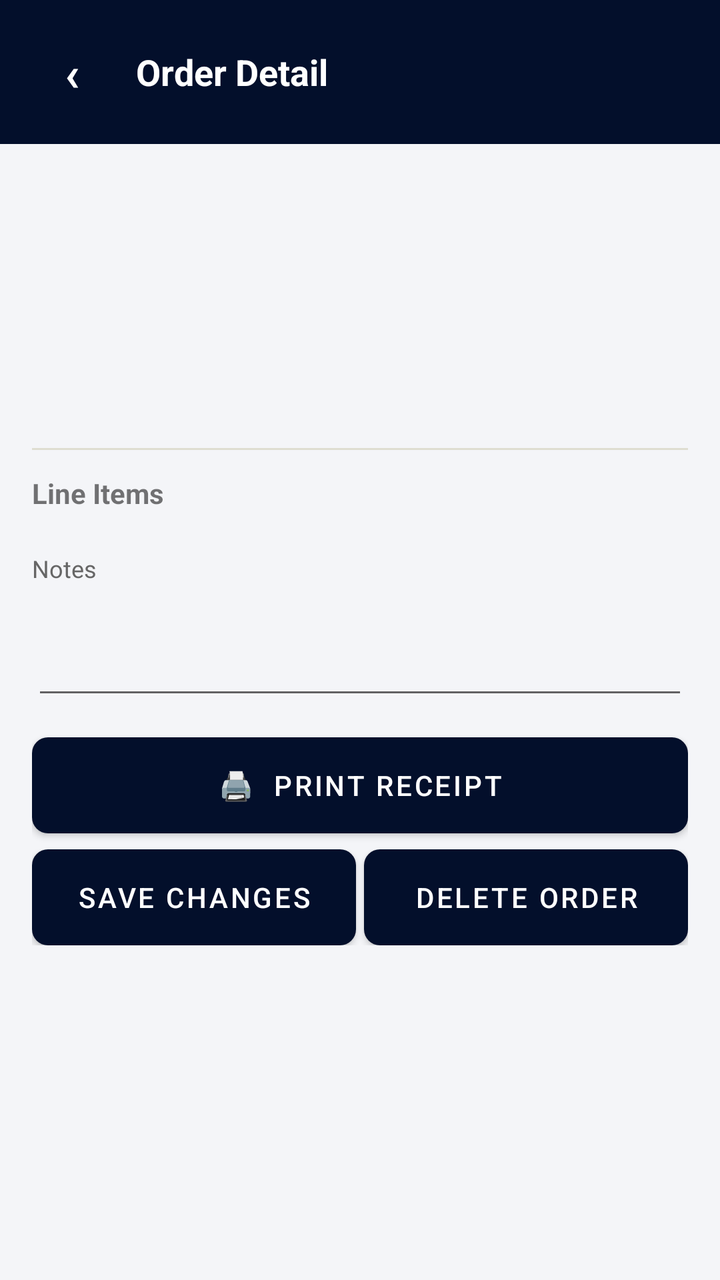
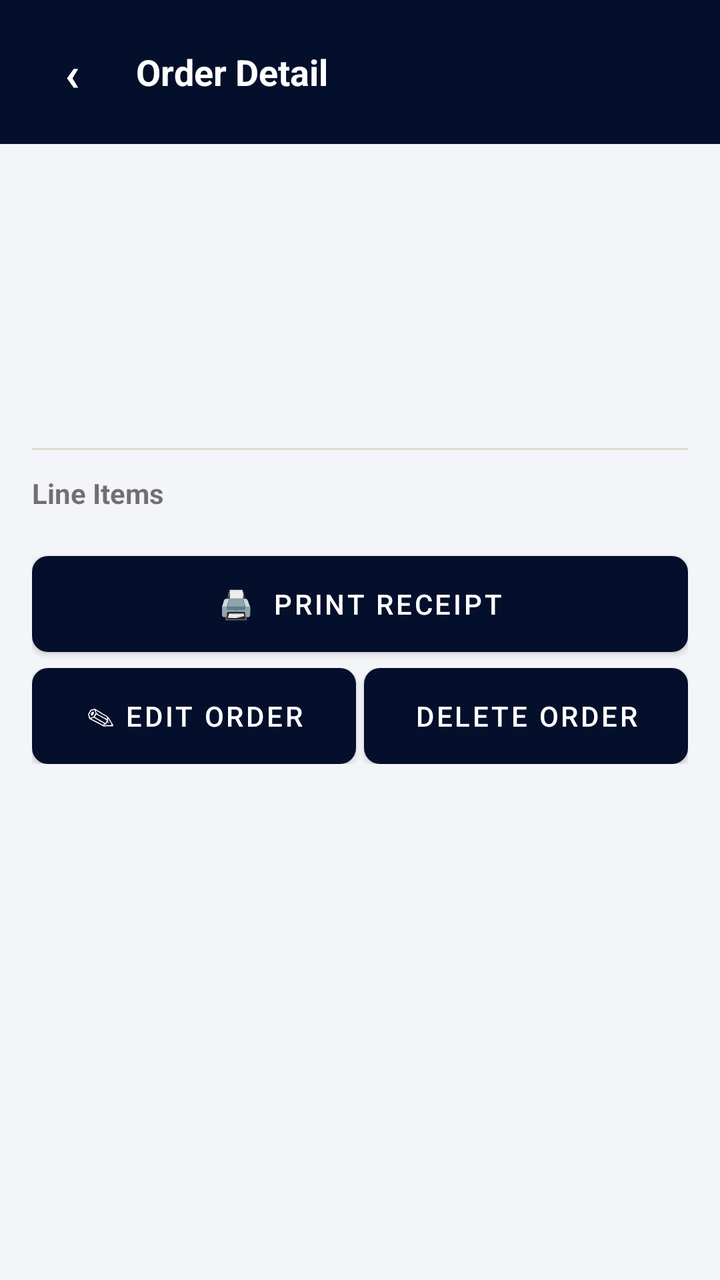

An Android layout rendered at two revisions. The XML below is the earlier revision; the diff shows what the commit changed to produce the second picture.
<!-- AndroidManifest.xml: activity theme Theme.LiquorBeeWholesale -->
<!-- res/layout/activity_order_detail.xml -->
<?xml version="1.0" encoding="utf-8"?>
<LinearLayout xmlns:android="http://schemas.android.com/apk/res/android"
    android:layout_width="match_parent"
    android:layout_height="match_parent"
    android:orientation="vertical"
    android:background="@color/screen_background">

    <LinearLayout
        android:layout_width="match_parent"
        android:layout_height="wrap_content"
        android:orientation="horizontal"
        android:gravity="center_vertical"
        android:background="@color/purple_primary"
        android:padding="12dp">
        <TextView
            android:id="@+id/textBack"
            android:layout_width="wrap_content"
            android:layout_height="wrap_content"
            android:minWidth="48dp"
            android:minHeight="48dp"
            android:gravity="center"
            android:text="&#8249;"
            android:textColor="@color/white"
            android:textStyle="bold"
            android:textSize="24sp"
            android:clickable="true"
            android:focusable="true" />
        <TextView
            android:layout_width="0dp"
            android:layout_height="wrap_content"
            android:layout_weight="1"
            android:text="Order Detail"
            android:textStyle="bold"
            android:textSize="18sp"
            android:textColor="@color/white"
            android:layout_marginStart="8dp" />
    </LinearLayout>

    <ProgressBar
        android:id="@+id/progressLoading"
        style="?android:attr/progressBarStyleHorizontal"
        android:layout_width="match_parent"
        android:layout_height="wrap_content"
        android:indeterminate="true"
        android:visibility="gone" />

    <ScrollView
        android:layout_width="match_parent"
        android:layout_height="0dp"
        android:layout_weight="1">
        <LinearLayout
            android:layout_width="match_parent"
            android:layout_height="wrap_content"
            android:orientation="vertical"
            android:padding="16dp">

            <TextView
                android:id="@+id/textOrderNumber"
                android:layout_width="match_parent"
                android:layout_height="wrap_content"
                android:textStyle="bold"
                android:textSize="20sp"
                android:textColor="@color/purple_primary" />

            <TextView
                android:id="@+id/textStatus"
                android:layout_width="wrap_content"
                android:layout_height="wrap_content"
                android:textColor="@color/white"
                android:textStyle="bold"
                android:textSize="11sp"
                android:paddingHorizontal="10dp"
                android:paddingVertical="4dp"
                android:layout_marginTop="4dp" />

            <TextView
                android:id="@+id/textCustomer"
                android:layout_width="match_parent"
                android:layout_height="wrap_content"
                android:textColor="#666666"
                android:layout_marginTop="8dp" />

            <TextView
                android:id="@+id/textFinancials"
                android:layout_width="match_parent"
                android:layout_height="wrap_content"
                android:textStyle="bold"
                android:layout_marginTop="4dp" />

            <TextView
                android:id="@+id/textDate"
                android:layout_width="match_parent"
                android:layout_height="wrap_content"
                android:textColor="#AAAAAA"
                android:textSize="12sp"
                android:layout_marginTop="4dp" />

            <View
                android:layout_width="match_parent"
                android:layout_height="1dp"
                android:background="#DEDDD1"
                android:layout_marginVertical="12dp" />

            <TextView
                android:layout_width="match_parent"
                android:layout_height="wrap_content"
                android:text="Line Items"
                android:textStyle="bold" />

            <androidx.recyclerview.widget.RecyclerView
                android:id="@+id/recyclerLines"
                android:layout_width="match_parent"
                android:layout_height="wrap_content"
                android:layout_marginTop="8dp"
                android:nestedScrollingEnabled="false" />

            <TextView android:layout_width="wrap_content" android:layout_height="wrap_content" android:text="Notes" android:textSize="12sp" android:textColor="#666666" android:layout_marginTop="12dp" />
            <EditText
                android:id="@+id/editNotes"
                android:layout_width="match_parent"
                android:layout_height="wrap_content"
                android:minLines="2"
                android:gravity="top"
                android:inputType="textMultiLine" />

            <TextView
                android:id="@+id/textMessage"
                android:layout_width="match_parent"
                android:layout_height="wrap_content"
                android:layout_marginTop="10dp"
                android:visibility="gone" />

            <Button
                android:id="@+id/buttonPrint"
                android:layout_width="match_parent"
                android:layout_height="wrap_content"
                android:layout_marginTop="14dp"
                android:text="🖨  Print Receipt"
                android:background="@drawable/bg_button_dark"
                android:textColor="@color/white" />

            <LinearLayout
                android:layout_width="match_parent"
                android:layout_height="wrap_content"
                android:orientation="horizontal"
                android:layout_marginTop="8dp">
                <Button
                    android:id="@+id/buttonSave"
                    android:layout_width="0dp"
                    android:layout_height="wrap_content"
                    android:layout_weight="1"
                    android:layout_marginEnd="4dp"
                    android:text="Save Changes"
                    android:background="@drawable/bg_button_primary"
                    android:textColor="@color/white" />
                <Button
                    android:id="@+id/buttonDelete"
                    android:layout_width="0dp"
                    android:layout_height="wrap_content"
                    android:layout_weight="1"
                    android:text="Delete Order"
                    android:background="@drawable/bg_button_danger"
                    android:textColor="@color/white" />
            </LinearLayout>

        </LinearLayout>
    </ScrollView>

</LinearLayout>
<!-- resources referenced by this layout -->
<resources>
  <color name="purple_primary">#030F2B</color>
  <color name="screen_background">#F4F5F8</color>
  <color name="white">#FFFFFFFF</color>
  <!-- drawable bg_button_danger (drawable) -->
  <?xml version="1.0" encoding="utf-8"?>
  <shape xmlns:android="http://schemas.android.com/apk/res/android" android:shape="rectangle">
      <solid android:color="#C62828" />
      <corners android:radius="8dp" />
  </shape>
  <!-- drawable bg_button_dark (drawable) -->
  <?xml version="1.0" encoding="utf-8"?>
  <shape xmlns:android="http://schemas.android.com/apk/res/android" android:shape="rectangle">
      <solid android:color="@color/purple_dark" />
      <corners android:radius="8dp" />
  </shape>
  <!-- drawable bg_button_primary (drawable) -->
  <?xml version="1.0" encoding="utf-8"?>
  <shape xmlns:android="http://schemas.android.com/apk/res/android" android:shape="rectangle">
      <solid android:color="@color/purple_primary" />
      <corners android:radius="8dp" />
  </shape>
  <style name="Theme.LiquorBeeWholesale" parent="Theme.MaterialComponents.DayNight.NoActionBar">
          <item name="colorPrimary">@color/purple_primary</item>
          <item name="colorPrimaryDark">@color/purple_dark</item>
          <item name="colorAccent">@color/purple_primary</item>
          <item name="android:statusBarColor" tools:targetApi="l">@color/purple_dark</item>
      </style>
  <color name="purple_dark">#020A20</color>
</resources>

<!-- the commit's change to res/layout/activity_order_detail.xml (unified diff, before → after) -->
@@ -114,14 +114,14 @@
                 android:layout_marginTop="8dp"
                 android:nestedScrollingEnabled="false" />
 
-            <TextView android:layout_width="wrap_content" android:layout_height="wrap_content" android:text="Notes" android:textSize="12sp" android:textColor="#666666" android:layout_marginTop="12dp" />
-            <EditText
-                android:id="@+id/editNotes"
+            <TextView
+                android:id="@+id/textNotes"
                 android:layout_width="match_parent"
                 android:layout_height="wrap_content"
-                android:minLines="2"
-                android:gravity="top"
-                android:inputType="textMultiLine" />
+                android:textSize="12sp"
+                android:textColor="#666666"
+                android:layout_marginTop="12dp"
+                android:visibility="gone" />
 
             <TextView
                 android:id="@+id/textMessage"
@@ -145,12 +145,12 @@
                 android:orientation="horizontal"
                 android:layout_marginTop="8dp">
                 <Button
-                    android:id="@+id/buttonSave"
+                    android:id="@+id/buttonEditOrder"
                     android:layout_width="0dp"
                     android:layout_height="wrap_content"
                     android:layout_weight="1"
                     android:layout_marginEnd="4dp"
-                    android:text="Save Changes"
+                    android:text="✎ Edit Order"
                     android:background="@drawable/bg_button_primary"
                     android:textColor="@color/white" />
                 <Button
